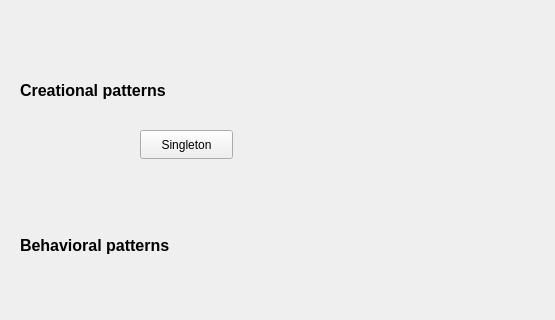
Old version of the form mainwindow.ui in the repository AdolfCarr/QT_design_patterns; both pictures show x 0 to 555 and y 0 to 320 of the 800 by 600 pixel window.
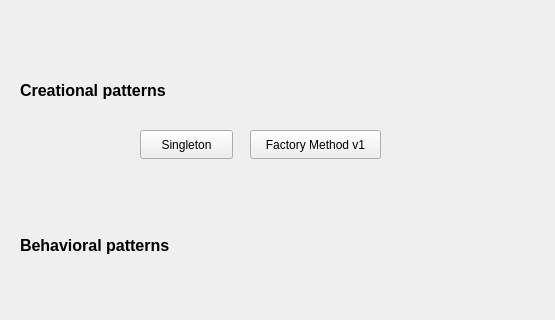
New version of the form.

Commit message: Factory Method NOT implemeted: This commit includes the current implementation of the car selection mechanism within the FactoryMethodClient class. The implementation directly instantiates car objects (Fiat, Honda, Toyota) based on the type specified. The instantiation logic is hardcoded into the FactoryMethodClient constructor, as well as the foo() and bar() methods.

```diff
--- a/mainwindow.ui
+++ b/mainwindow.ui
@@ -84,6 +84,19 @@
      <string>Creational patterns</string>
     </property>
    </widget>
+   <widget class="QPushButton" name="btn_factory_method_v1">
+    <property name="geometry">
+     <rect>
+      <x>250</x>
+      <y>130</y>
+      <width>131</width>
+      <height>29</height>
+     </rect>
+    </property>
+    <property name="text">
+     <string>Factory Method v1</string>
+    </property>
+   </widget>
   </widget>
  </widget>
  <resources/>
```
The commit also changes 13 other files.
